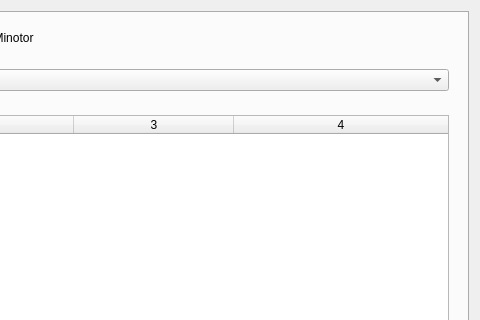
Qt form configdialog.ui (minotor-org/minotor) before a commit; both pictures show x 302 to 782 and y 0 to 320 of the 782 by 561 pixel window.
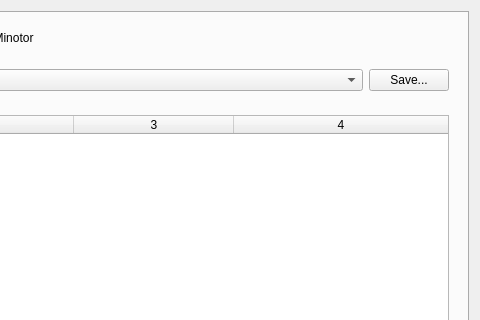
The same form after that commit.

```diff
--- a/configdialog.ui
+++ b/configdialog.ui
@@ -93,6 +93,13 @@
               </property>
              </widget>
             </item>
+            <item>
+             <widget class="QPushButton" name="pbSaveAs">
+              <property name="text">
+               <string>Save...</string>
+              </property>
+             </widget>
+            </item>
            </layout>
           </widget>
          </item>
```
